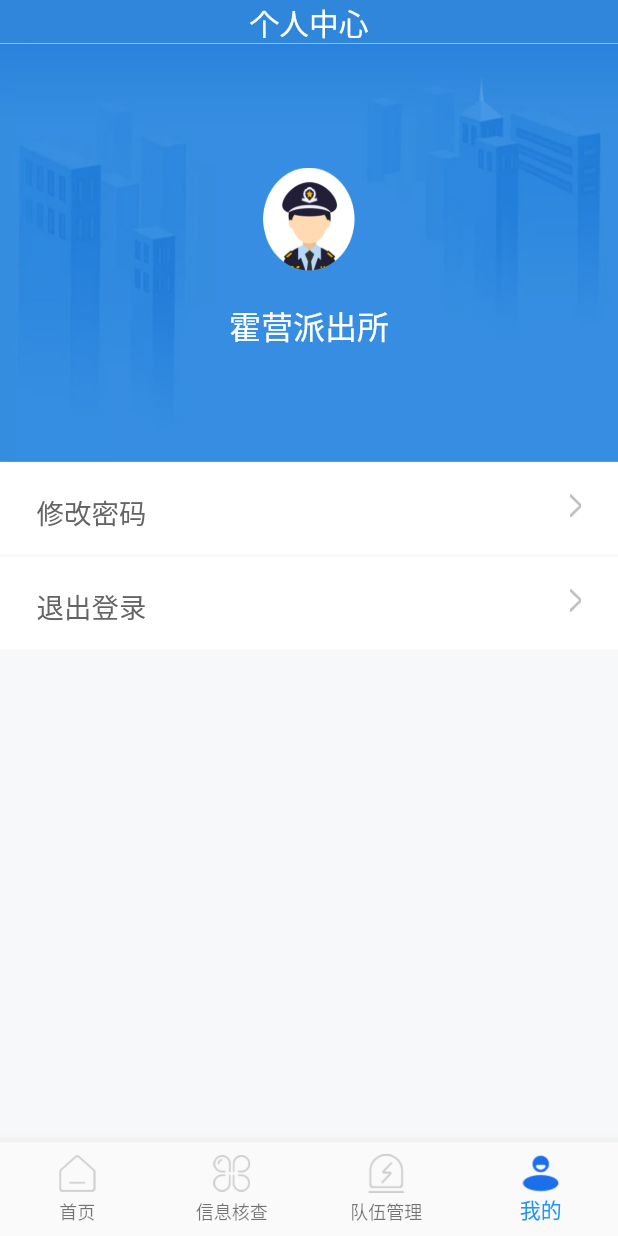
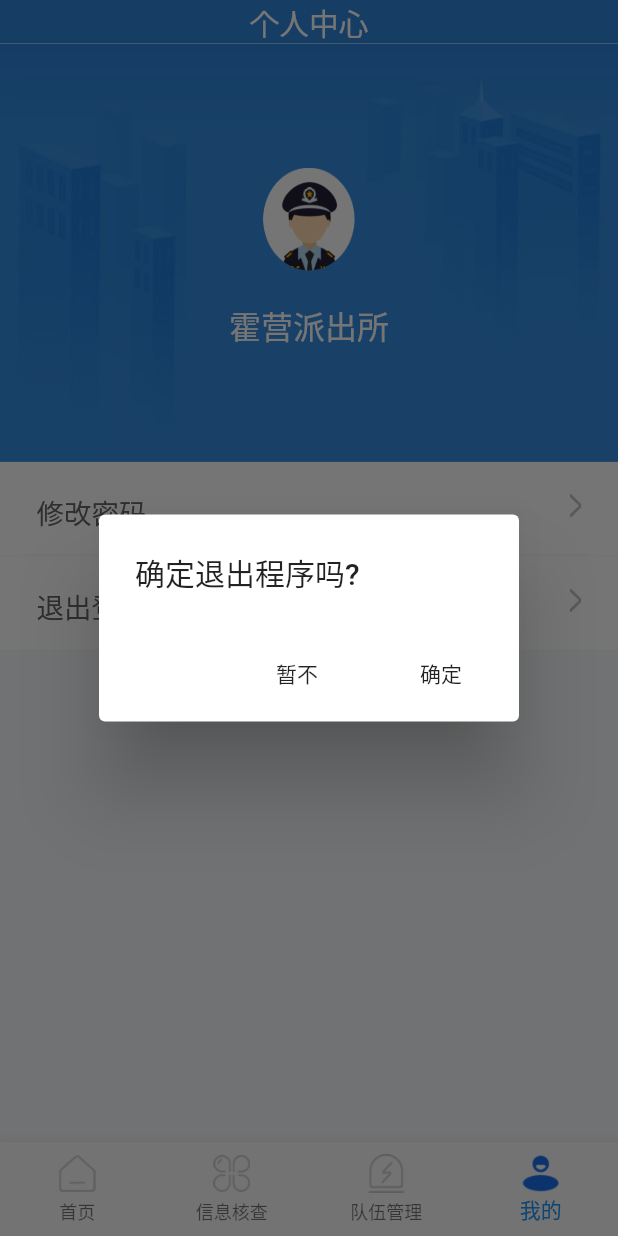
Before and after one commit to qianglifei/flutter_jwt, a Flutter app: the App screen opened directly, item 4 of the bottom bar chosen, after a tap on "退出登录", on a phone screen of 412 x 824 dp. Run offline on Flutter 3.47's test engine with Material 2 defaults, Android fonts, the phone set to English and light mode, and no system bars; our stand-ins replace cookie_jar, dio, flutter_screenutil, shared_preferences; accounts and stored records are empty.

Commit message:
1.首页界面搭建

```diff
--- a/lib/main/first_page/homepage_screen.dart
+++ b/lib/main/first_page/homepage_screen.dart
@@ -3,8 +3,11 @@ import 'package:flutter/cupertino.dart';
 import 'package:flutter_screenutil/flutter_screenutil.dart';
 import 'package:jwt/base/base_app_bar.dart';
 import 'package:jwt/base/base_widget.dart';
+import 'package:jwt/main/first_page/people_check_screen.dart';
 import 'package:jwt/widget/custom_app_bar.dart';
 import 'package:jwt/widget/custom_firstpage_checkbox.dart';
+
+import 'house_check_screen.dart';
 
 // ignore: must_be_immutable
 class HomepageScreen extends BaseWidget{
@@ -238,19 +241,20 @@ class HomepageScreenState extends BaseWidgetState<HomepageScreen> {
           crossAxisAlignment: CrossAxisAlignment.center,
           mainAxisAlignment: MainAxisAlignment.spaceAround,
           children: <Widget>[
-            _verticalImageText("images/icon_people_check.png","人口核查"),
-            _verticalImageText("images/icon_house_check.png","房屋核查"),
-            _verticalImageText("images/icon_task_manage.png","任务管理"),
-            _verticalImageText("images/icon_intelligence_manage.png","情报管理"),
-            _verticalImageText("images/icon_ajt.png","安居通")
+            _verticalImageText("images/icon_people_check.png","人口核查","1"),
+            _verticalImageText("images/icon_house_check.png","房屋核查","2"),
+            _verticalImageText("images/icon_task_manage.png","任务管理","3"),
+            _verticalImageText("images/icon_intelligence_manage.png","情报管理","4"),
+            _verticalImageText("images/icon_ajt.png","安居通","5")
           ],
         ),
       ),
     );
   }
 
-  Widget _verticalImageText(String imageUrl,String textContent) {
-    return Container(
+  Widget _verticalImageText(String imageUrl,String textContent,String flag) {
+    return InkWell(
+      child:  Container(
         height: ScreenUtil().setHeight(196),
         child: Stack(
           alignment: AlignmentDirectional.topCenter,
@@ -268,7 +272,36 @@ class HomepageScreenState extends BaseWidgetState<HomepageScreen> {
             )
           ],
         ),
-    );
+      ),
+      onTap: (){
+        setState(() {
+          switch(flag){
+            case "1":{
+              ///路由跳转
+              Navigator.push(context, MaterialPageRoute(builder: (_) {
+                return new PeopleCheckScreen();
+              }));
+            }break;
+            case "2":{
+              ///路由跳转
+              Navigator.push(context, MaterialPageRoute(builder: (_) {
+                return new HouseCheckScreen();
+              }));
+            }break;
+            case "3":{
+
+            }break;
+            case "4":{
+
+            }break;
+            case "5":{
+
+            }break;
+            default:
+          }
+        });
+      },
+    ) ;
   }
 
   Widget _buildLineWidget() {
--- /dev/null
+++ b/lib/main/first_page/house_check_screen.dart
@@ -0,0 +1,40 @@
+import 'package:flutter/material.dart';
+import 'package:flutter/cupertino.dart';
+import 'package:jwt/base/base_app_bar.dart';
+import 'package:jwt/base/base_widget.dart';
+import 'package:jwt/widget/custom_app_bar.dart';
+
+// ignore: must_be_immutable
+class HouseCheckScreen extends BaseWidget{
+  @override
+  BaseWidgetState<BaseWidget> getState() {
+    // TODO: implement getState
+    return HouseCheckScreenState();
+  }
+
+}
+
+class HouseCheckScreenState extends BaseWidgetState<HouseCheckScreen> {
+  @override
+  CustomAppBar getAppBar() {
+    // TODO: implement getAppBar
+    return CustomAppBar(
+        child: BaseTitleAppBar(
+          "房屋核查",
+          isShowRightWidget: false,
+          isShowLeftBackIcon: true,
+        )
+    );
+  }
+
+  @override
+  Widget getContentWidget(BuildContext context) {
+    // TODO: implement getContentWidget
+    return Text("房屋核查");
+  }
+
+  @override
+  void onClickErrorWidget() {
+    // TODO: implement onClickErrorWidget
+  }
+}
--- /dev/null
+++ b/lib/main/first_page/people_check_screen.dart
@@ -0,0 +1,39 @@
+import 'package:flutter/material.dart';
+import 'package:flutter/cupertino.dart';
+import 'package:jwt/base/base_app_bar.dart';
+import 'package:jwt/base/base_widget.dart';
+import 'package:jwt/widget/custom_app_bar.dart';
+
+// ignore: must_be_immutable
+class PeopleCheckScreen extends BaseWidget{
+  @override
+  BaseWidgetState<BaseWidget> getState() {
+    // TODO: implement getState
+    return PeopleCheckScreenState();
+  }
+}
+
+class PeopleCheckScreenState extends BaseWidgetState<PeopleCheckScreen> {
+  @override
+  CustomAppBar getAppBar() {
+    // TODO: implement getAppBar
+    return CustomAppBar(
+        child: BaseTitleAppBar(
+            "人口核查",
+          isShowRightWidget: false,
+          isShowLeftBackIcon: true,
+        )
+    );
+  }
+
+  @override
+  Widget getContentWidget(BuildContext context) {
+    // TODO: implement getContentWidget
+    return Text("人员核查");
+  }
+
+  @override
+  void onClickErrorWidget() {
+    // TODO: implement onClickErrorWidget
+  }
+}
--- a/lib/main/mine_page/mine_screen.dart
+++ b/lib/main/mine_page/mine_screen.dart
@@ -1,3 +1,5 @@
+import 'dart:io';
+
 import 'package:flutter/material.dart';
 import 'package:flutter/cupertino.dart';
 import 'package:flutter_screenutil/screenutil.dart';
@@ -147,8 +149,28 @@ class MineScreenState extends BaseWidgetState<MineScreen> {
         ),
       ),
       onTap: (){
-
+        _onBackPressed();
       },
     );
   }
+
+  Future<bool> _onBackPressed() {
+    return showDialog(
+        context: context,
+        builder: (context) =>
+            AlertDialog(
+              title: Text('确定退出程序吗?'),
+              actions: <Widget>[
+                FlatButton(
+                  child: Text('暂不'),
+                  onPressed: () => Navigator.pop(context, false),
+                ),
+                FlatButton(
+                  child: Text('确定'),
+                  onPressed: () => exit(0),
+                ),
+              ],
+            ));
+  }
+
 }
--- a/pubspec.yaml
+++ b/pubspec.yaml
@@ -30,7 +30,6 @@ dependencies:
   shared_preferences: ^0.5.12
   dio: ^3.0.9
   cookie_jar: ^1.0.0
-  fluttertoast: ^7.1.5
   flutter_splash_screen: ^0.1.0
 dev_dependencies:
   flutter_test:
```
Also changed, not shown: lib/login/login_screen.dart (+9 -10 lines), pubspec.lock, 3 other files. Lines whose indentation alone changed are shown as unchanged.
